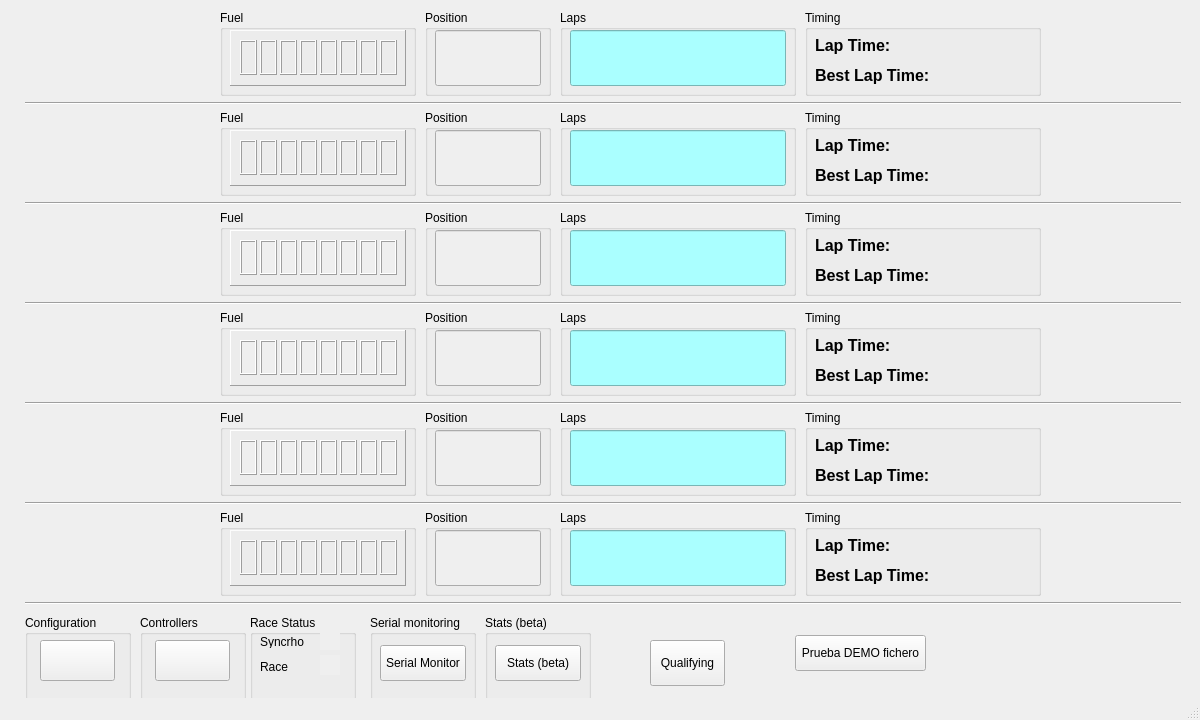
This is src/mainwindow.ui in frechilla/qslotracing as Qt 5 draws it before an edit. The edited form follows.
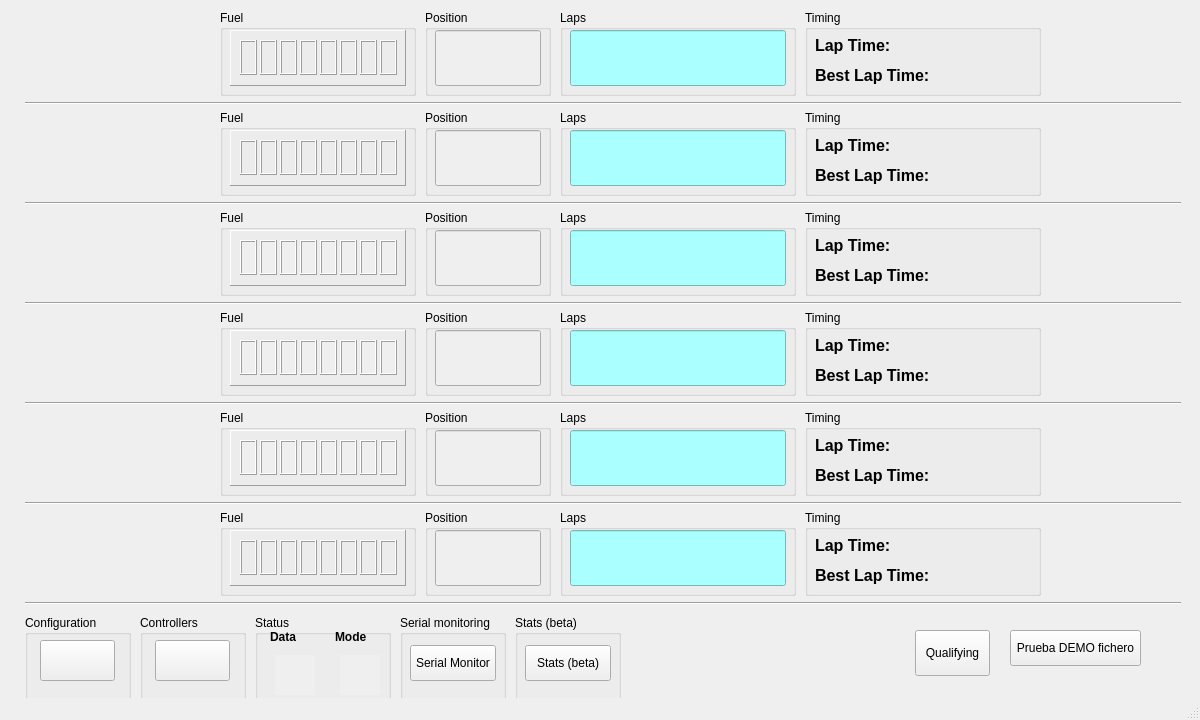
This is the edited form. Icons and pictures are not drawn.

Commit message: GUI: status frame updated; added new icons; new race modes added.

```diff
--- a/src/mainwindow.ui
+++ b/src/mainwindow.ui
@@ -536,8 +536,8 @@
    <widget class="QPushButton" name="pushButton">
     <property name="geometry">
      <rect>
-      <x>795</x>
-      <y>635</y>
+      <x>1010</x>
+      <y>630</y>
       <width>131</width>
       <height>36</height>
      </rect>
@@ -2004,35 +2004,42 @@
    <widget class="QGroupBox" name="groupBox_21">
     <property name="geometry">
      <rect>
-      <x>250</x>
+      <x>255</x>
       <y>615</y>
-      <width>106</width>
+      <width>136</width>
       <height>86</height>
      </rect>
     </property>
     <property name="title">
-     <string>Race Status</string>
+     <string>Status</string>
     </property>
     <widget class="QLabel" name="label">
      <property name="geometry">
       <rect>
-       <x>10</x>
-       <y>20</y>
+       <x>15</x>
+       <y>15</y>
        <width>46</width>
        <height>13</height>
       </rect>
      </property>
+     <property name="font">
+      <font>
+       <family>Arial</family>
+       <weight>75</weight>
+       <bold>true</bold>
+      </font>
+     </property>
      <property name="text">
-      <string>Syncrho</string>
+      <string>Data</string>
      </property>
     </widget>
     <widget class="QLabel" name="labelSynchro">
      <property name="geometry">
       <rect>
-       <x>70</x>
-       <y>15</y>
-       <width>20</width>
-       <height>20</height>
+       <x>20</x>
+       <y>40</y>
+       <width>40</width>
+       <height>40</height>
       </rect>
      </property>
      <property name="autoFillBackground">
@@ -2045,23 +2052,30 @@
     <widget class="QLabel" name="label_2">
      <property name="geometry">
       <rect>
-       <x>10</x>
-       <y>45</y>
+       <x>80</x>
+       <y>15</y>
        <width>46</width>
        <height>13</height>
       </rect>
      </property>
+     <property name="font">
+      <font>
+       <family>Arial</family>
+       <weight>75</weight>
+       <bold>true</bold>
+      </font>
+     </property>
      <property name="text">
-      <string>Race</string>
+      <string>Mode</string>
      </property>
     </widget>
     <widget class="QLabel" name="labelRace">
      <property name="geometry">
       <rect>
-       <x>70</x>
+       <x>85</x>
        <y>40</y>
-       <width>20</width>
-       <height>20</height>
+       <width>40</width>
+       <height>40</height>
       </rect>
      </property>
      <property name="autoFillBackground">
@@ -2075,12 +2089,17 @@
    <widget class="QGroupBox" name="groupBox_22">
     <property name="geometry">
      <rect>
-      <x>370</x>
+      <x>400</x>
       <y>615</y>
       <width>106</width>
       <height>86</height>
      </rect>
     </property>
+    <property name="font">
+     <font>
+      <family>Arial</family>
+     </font>
+    </property>
     <property name="title">
      <string>Serial monitoring</string>
     </property>
@@ -2101,12 +2120,17 @@
    <widget class="QGroupBox" name="groupBox_23">
     <property name="geometry">
      <rect>
-      <x>485</x>
+      <x>515</x>
       <y>615</y>
       <width>106</width>
       <height>86</height>
      </rect>
     </property>
+    <property name="font">
+     <font>
+      <family>Arial</family>
+     </font>
+    </property>
     <property name="title">
      <string>Stats (beta)</string>
     </property>
@@ -2787,8 +2811,8 @@
    <widget class="QPushButton" name="btnQualy">
     <property name="geometry">
      <rect>
-      <x>650</x>
-      <y>640</y>
+      <x>915</x>
+      <y>630</y>
       <width>75</width>
       <height>46</height>
      </rect>
```
Left out of the diff: 15 changed lines with no effect on the pictures. The commit also changes 12 other files.
